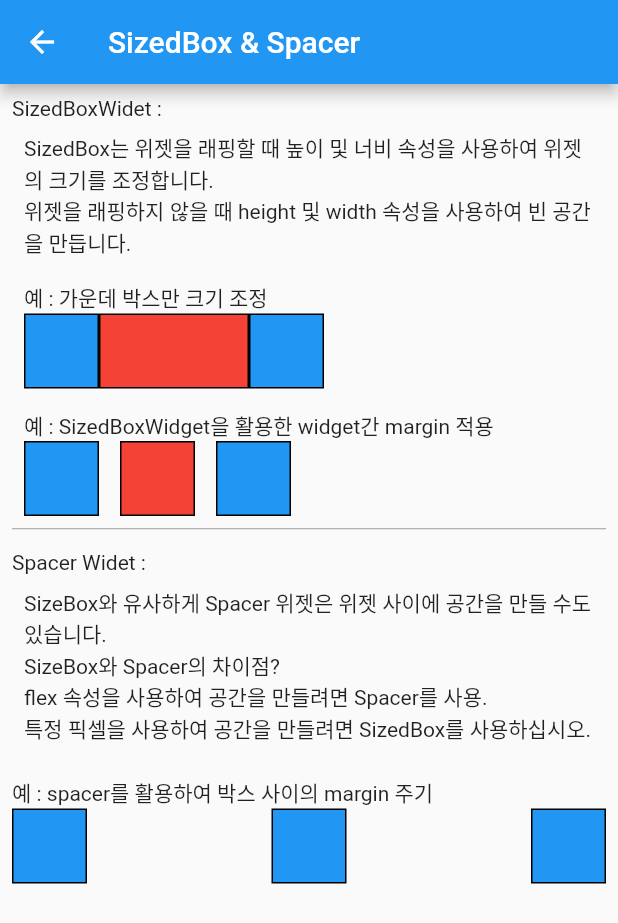
After one commit to ParkJS09/flutter_basic_layout, a Flutter app: the BasicSizeBoxPage screen opened by its route, on a phone screen of 412 x 824 dp. The commit adds this screen. Shown: the top 923 px of the screen. Run offline on Flutter 3.47's test engine with Material 2 defaults, Android fonts, the phone set to English and light mode, and no system bars; network calls fail.

Commit message:
[BasicLayout] 기본 레이아웃 소개 및 튜토리얼 예제 생성

```diff
--- a/lib/main.dart
+++ b/lib/main.dart
@@ -1,7 +1,10 @@
 import 'package:flutter/material.dart';
 import 'package:flutter_layout_basic/screens/basic/basic_column_page.dart';
+import 'package:flutter_layout_basic/screens/basic/basic_flex_page.dart';
 import 'package:flutter_layout_basic/screens/basic/basic_home_page.dart';
 import 'package:flutter_layout_basic/screens/basic/basic_row_page.dart';
+import 'package:flutter_layout_basic/screens/basic/basic_size_page.dart';
+import 'package:flutter_layout_basic/screens/basic/tutorial/basic_tutorial_page.dart';
 import 'package:flutter_layout_basic/screens/components/blue_box.dart';
 
 void main() {
@@ -25,6 +28,9 @@ class MyApp extends StatelessWidget {
         '/basic': (context) => const BasicHomePage(),
         '/basic/row': (context) => const BasicRowPage(),
         '/basic/column': (context) => const BasicColumnPage(),
+        '/basic/flex': (context) => const BasicFlexPage(),
+        '/basic/sizeBox': (context) => const BasicSizeBoxPage(),
+        '/basic/tutorial': (context) => const BasicTutorialPage(),
       },
     );
   }
@@ -40,6 +46,7 @@ class BasicPage extends StatelessWidget {
           title: const Text('플러터 UI 연습장'),
         ),
         body: ListView(
+          padding: const EdgeInsets.all(14.0),
           children: [
             OutlinedButton(
                 onPressed: () {
--- /dev/null
+++ b/lib/screens/basic/basic_flex_page.dart
@@ -0,0 +1,82 @@
+import 'package:flutter/material.dart';
+import 'package:flutter_layout_basic/screens/components/blue_box.dart';
+import 'package:flutter_layout_basic/screens/components/red_box.dart';
+
+class BasicFlexPage extends StatelessWidget {
+  const BasicFlexPage({Key? key}) : super(key: key);
+
+  @override
+  Widget build(BuildContext context) {
+    return Scaffold(
+      appBar: AppBar(
+        title: Text('Flex & Expanded'),
+      ),
+      body: Column(
+        crossAxisAlignment: CrossAxisAlignment.start,
+        children: [
+          Row(mainAxisAlignment: MainAxisAlignment.start, children: const [
+            BlueBox(),
+            Flexible(
+              fit: FlexFit.tight,
+              flex: 1,
+              child: RedBox(),
+            ),
+            Flexible(
+              fit: FlexFit.tight,
+              flex: 1,
+              child: BlueBox(),
+            ),
+          ]),
+          const Center(
+            child: Text(
+              'FlexFit.loose 위젯의 기본 크기가 사용됩니다. (기본) FlexFit.tight 위젯이 추가 공간을 모두 채우도록 합니다.',
+            ),
+          ),
+          SizedBox(height: 16,),
+          Text('예제 ) Flex 2 : 1'),
+          Row(
+            children: [
+              Flexible(
+                fit: FlexFit.tight,
+                flex: 2,
+                child: BlueBox(),
+              ),
+              Flexible(
+                fit: FlexFit.tight,
+                flex: 1,
+                child: RedBox(),
+              ),
+            ],
+          ),
+          Text('예제 ) Flex 1 : 2'),
+          Row(
+            children: [
+              Flexible(
+                fit: FlexFit.tight,
+                flex: 1,
+                child: BlueBox(),
+              ),
+              Flexible(
+                fit: FlexFit.tight,
+                flex: 2,
+                child: RedBox(),
+              ),
+            ],
+          ),
+          SizedBox(height: 16,),
+          Text('Expanded 위젯'),
+          Row(
+            children: [
+              BlueBox(),
+              Expanded(child: RedBox()),
+              BlueBox(),
+            ],
+          ),
+          Text(
+            'Flexible을 사용하여 Row 또는 Column 위젯 크기를 조정합니다.\n이렇게 하면 상위 위젯과 관련하여 크기를 유지하면서 하위 위젯의 간격을 조정할 수 있습니다.\nExpanded는 자식 위젯의 제약 조건을 변경하여 빈 공간을 채웁니다.'
+          )
+        ],
+      ),
+    );
+  }
+}
--- a/lib/screens/basic/basic_home_page.dart
+++ b/lib/screens/basic/basic_home_page.dart
@@ -10,13 +10,23 @@ class BasicHomePage extends StatelessWidget {
         title: const Text('기본 레이아웃'),
       ),
       body: ListView(
+        padding: const EdgeInsets.all(14.0),
         children: [
           OutlinedButton(onPressed: (){
             Navigator.pushNamed(context, '/basic/row');
-          }, child: const Text('ROW')),
+          }, child: const Text('Row (가로 배치)')),
           OutlinedButton(onPressed: (){
             Navigator.pushNamed(context, '/basic/column');
-          }, child: const Text('Column'))
+          }, child: const Text('Column (세로 배치)')),
+          OutlinedButton(onPressed: (){
+            Navigator.pushNamed(context, '/basic/flex');
+          }, child: const Text('Flex&Expanded (위젯의 Flexible)')),
+          OutlinedButton(onPressed: (){
+            Navigator.pushNamed(context, '/basic/sizeBox');
+          }, child: const Text('SizeBox&Spaced (위젯의 Size)')),
+          OutlinedButton(onPressed: (){
+            Navigator.pushNamed(context, '/basic/tutorial');
+          }, child: const Text('예제_명함 만들기')),
         ],
       ),
     );
--- /dev/null
+++ b/lib/screens/basic/basic_size_page.dart
@@ -0,0 +1,96 @@
+import 'package:flutter/material.dart';
+import 'package:flutter/rendering.dart';
+import 'package:flutter_layout_basic/screens/components/blue_box.dart';
+import 'package:flutter_layout_basic/screens/components/red_box.dart';
+
+class BasicSizeBoxPage extends StatelessWidget {
+  const BasicSizeBoxPage({Key? key}) : super(key: key);
+
+  @override
+  Widget build(BuildContext context) {
+    return Scaffold(
+      appBar: AppBar(
+        title: const Text('SizedBox & Spacer'),
+      ),
+      body: ListView(
+        scrollDirection: Axis.vertical,
+        padding: const EdgeInsets.all(8.0),
+        children: [
+          Text('SizedBoxWidet : '),
+          Padding(
+            padding: const EdgeInsets.all(8.0),
+            child:
+                Column(crossAxisAlignment: CrossAxisAlignment.start, children: [
+              const Text(
+                  'SizedBox는 위젯을 래핑할 때 높이 및 너비 속성을 사용하여 위젯의 크기를 조정합니다. '),
+              const Text('위젯을 래핑하지 않을 때 height 및 width 속성을 사용하여 빈 공간을 만듭니다.'),
+              const SizedBox(
+                height: 16,
+              ),
+              const Text('예 : 가운데 박스만 크기 조정'),
+              Row(
+                children: const [
+                  BlueBox(),
+                  SizedBox(
+                    width: 100,
+                    child: RedBox(),
+                  ),
+                  BlueBox(),
+                ],
+              ),
+              const SizedBox(
+                height: 14,
+              ),
+              const Text('예 : SizedBoxWidget을 활용한 widget간 margin 적용'),
+              Row(
+                children: const [
+                  BlueBox(),
+                  SizedBox(
+                    width: 14,
+                  ),
+                  RedBox(),
+                  SizedBox(
+                    width: 14,
+                  ),
+                  BlueBox(),
+                ],
+              )
+            ]),
+          ),
+          Divider(
+            height: 1,
+            color: Colors.black38,
+          ),
+          SizedBox(
+            height: 14.0,
+          ),
+          Text('Spacer Widet : '),
+          Padding(
+            padding: const EdgeInsets.all(8.0),
+            child: Column(
+                crossAxisAlignment: CrossAxisAlignment.start,
+                children: const [
+                  Text('SizeBox와 유사하게 Spacer 위젯은 위젯 사이에 공간을 만들 수도 있습니다.'),
+                  Text('SizeBox와 Spacer의 차이점? '),
+                  Text('flex 속성을 사용하여 공간을 만들려면 Spacer를 사용.'),
+                  Text('특정 픽셀을 사용하여 공간을 만들려면 SizedBox를 사용하십시오.'),
+                ]),
+          ),
+          SizedBox(
+            height: 14.0,
+          ),
+          Text('예 : spacer를 활용하여 박스 사이의 margin 주기'),
+          Row(
+            children: const [
+              BlueBox(),
+              Spacer(flex: 1),
+              BlueBox(),
+              Spacer(flex: 1),
+              BlueBox(),
+            ],
+          )
+        ],
+      ),
+    );
+  }
+}
--- /dev/null
+++ b/lib/screens/components/red_box.dart
@@ -0,0 +1,17 @@
+import 'package:flutter/material.dart';
+
+class RedBox extends StatelessWidget {
+  const RedBox({Key? key}) : super(key: key);
+
+  @override
+  Widget build(BuildContext context) {
+    return Container(
+      width: 50,
+      height: 50,
+      decoration: BoxDecoration(
+        color: Colors.red,
+        border: Border.all()
+      ),
+    );
+  }
+}
```
Also changed, not shown: lib/screens/basic/tutorial/basic_tutorial_page.dart (added, +71 -0 lines).
